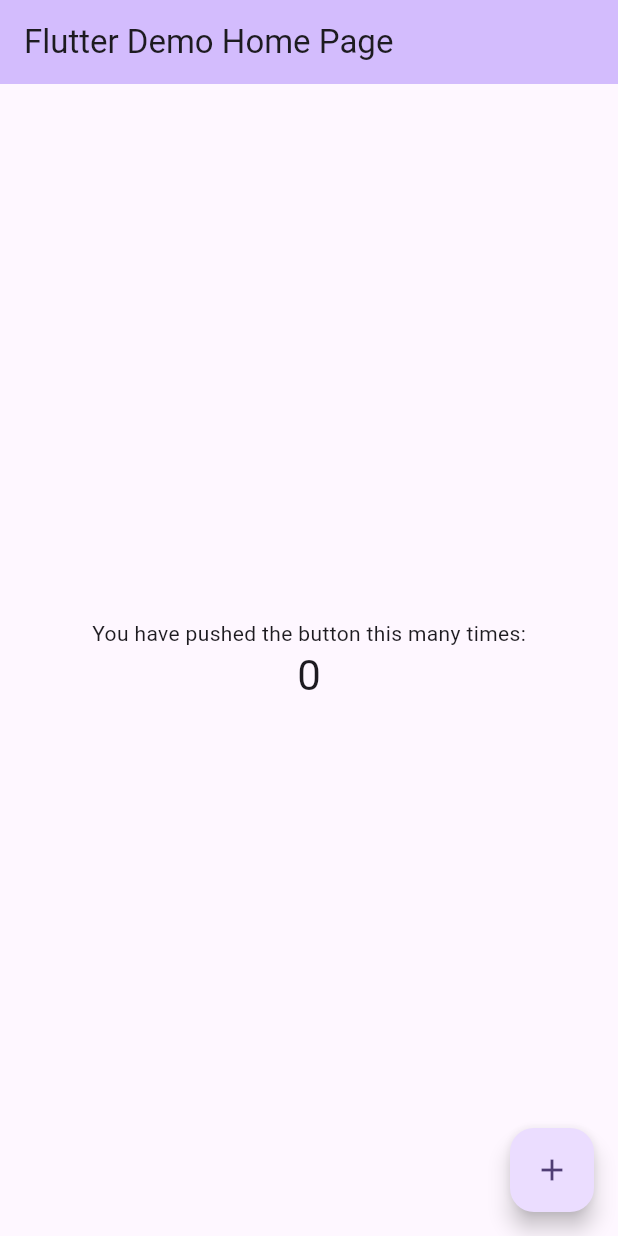
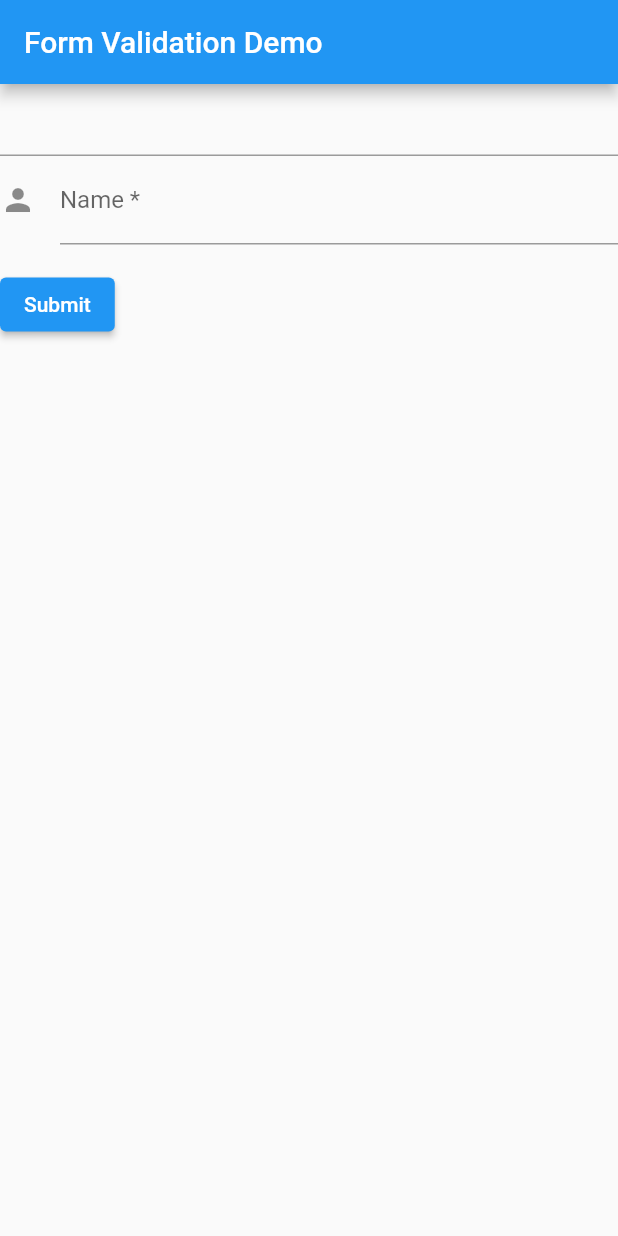
Before and after one commit to imagochan/app_para_tickets_en_linea, a Flutter app: the screen it shows after launch, on a phone screen of 412 x 824 dp. Run offline on Flutter 3.47's test engine with Material 2 defaults, Android fonts, the phone set to English and light mode, and no system bars.

Commit message:
trying out forms

```diff
--- a/lib/main.dart
+++ b/lib/main.dart
@@ -1,7 +1,7 @@
 import 'package:flutter/material.dart';
 
 void main() {
-  runApp(const MyApp());
+  runApp(const MyAppForm());
 }
 
 class MyApp extends StatelessWidget {
@@ -194,3 +194,99 @@
   this.esPermitidoGuardarParaUsuarioGeneral,
   this.esPermitidoCompartirParaUsuarioGeneral);
 }
+
+//import 'package:flutter/material.dart';
+
+//void main() => runApp(const MyApp());
+
+class MyAppForm extends StatelessWidget {
+  const MyAppForm({super.key});
+
+  @override
+  Widget build(BuildContext context) {
+    const appTitle = 'Form Validation Demo';
+
+    return MaterialApp(
+      title: appTitle,
+      home: Scaffold(
+        appBar: AppBar(
+          title: const Text(appTitle),
+        ),
+        body: const MyCustomForm(),
+      ),
+    );
+  }
+}
+
+// Create a Form widget.
+class MyCustomForm extends StatefulWidget {
+  const MyCustomForm({super.key});
+
+  @override
+  MyCustomFormState createState() {
+    return MyCustomFormState();
+  }
+}
+
+// Create a corresponding State class.
+// This class holds data related to the form.
+class MyCustomFormState extends State<MyCustomForm> {
+  // Create a global key that uniquely identifies the Form widget
+  // and allows validation of the form.
+  //
+  // Note: This is a GlobalKey<FormState>,
+  // not a GlobalKey<MyCustomFormState>.
+  final _formKey = GlobalKey<FormState>();
+
+  @override
+  Widget build(BuildContext context) {
+    // Build a Form widget using the _formKey created above.
+    return Form(
+      key: _formKey,
+      child: Column(
+        crossAxisAlignment: CrossAxisAlignment.start,
+        children: [
+          TextFormField(
+            // The validator receives the text that the user has entered.
+            validator: (value) {
+              if (value == null || value.isEmpty) {
+                return 'Please enter some text';
+              }
+              return null;
+            },
+          ),
+          TextFormField(
+            decoration: const InputDecoration(
+            icon: Icon(Icons.person),
+            hintText: 'What do people call you?',
+            labelText: 'Name *',
+            ),
+            // The validator receives the text that the user has entered.
+            validator: (value) {
+              if (value == null || value.isEmpty) {
+                return 'Please enter some text';
+              }
+              return null;
+            },
+          ),
+          Padding(
+            padding: const EdgeInsets.symmetric(vertical: 16),
+            child: ElevatedButton(
+              onPressed: () {
+                // Validate returns true if the form is valid, or false otherwise.
+                if (_formKey.currentState!.validate()) {
+                  // If the form is valid, display a snackbar. In the real world,
+                  // you'd often call a server or save the information in a database.
+                  ScaffoldMessenger.of(context).showSnackBar(
+                    const SnackBar(content: Text('Processing Data')),
+                  );
+                }
+              },
+              child: const Text('Submit'),
+            ),
+          ),
+        ],
+      ),
+    );
+  }
+}
```
